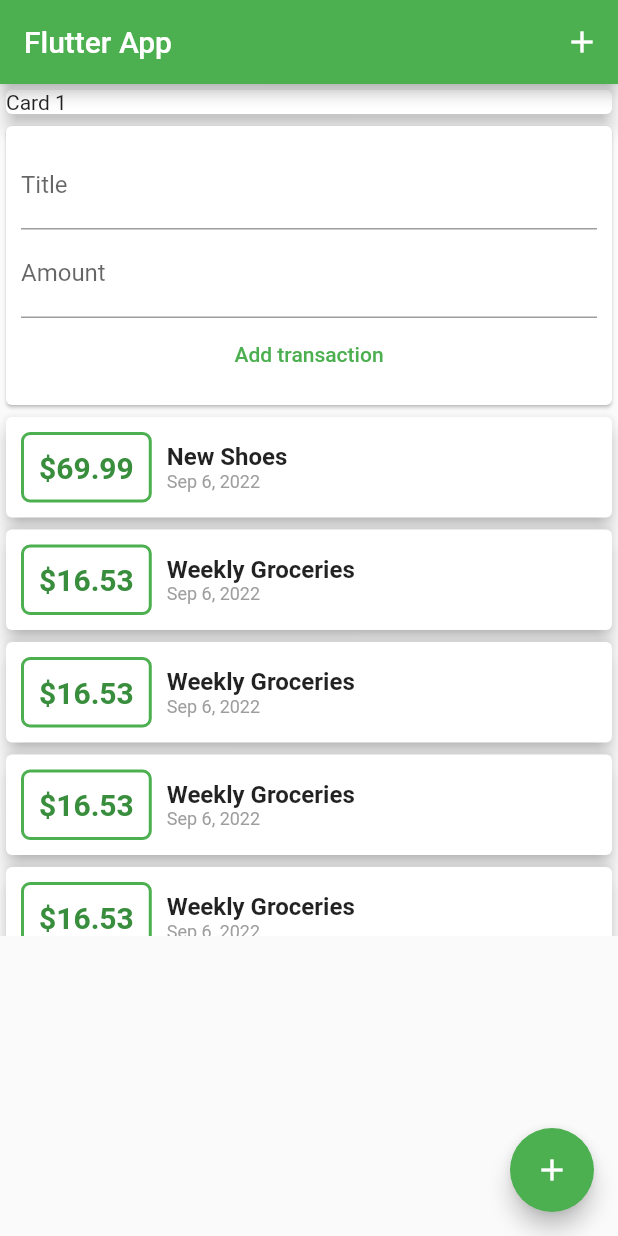
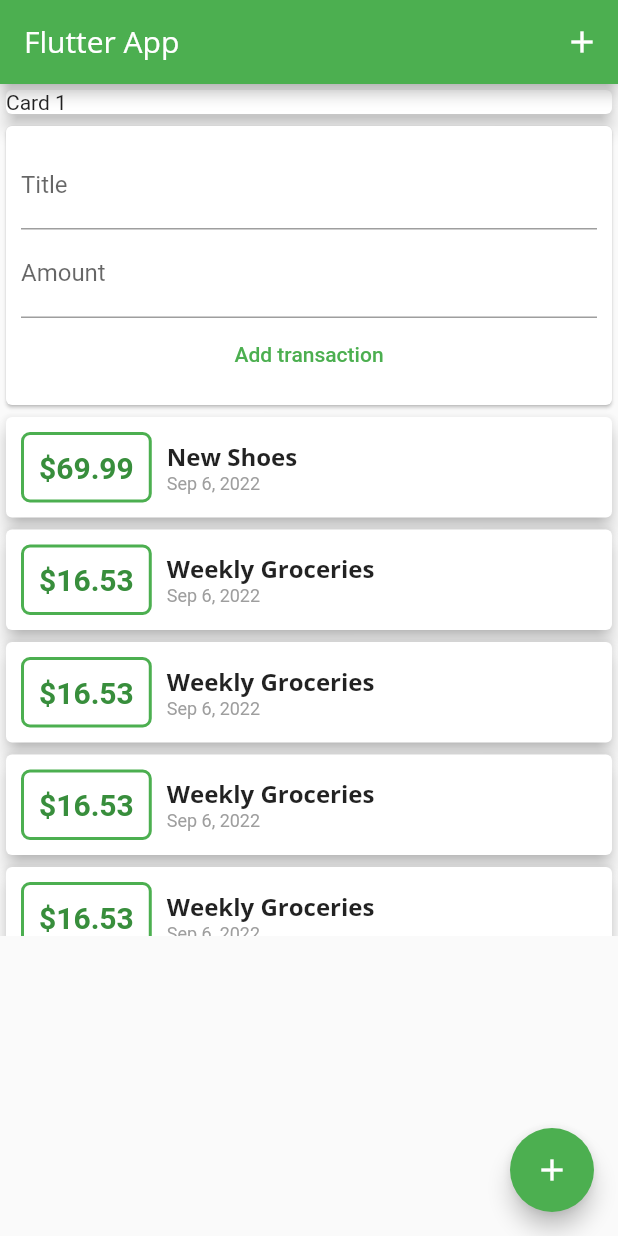
Before and after one commit to Matheus-IT/expenses_planner, a Flutter app: the screen it shows after launch, on a phone screen of 412 x 824 dp. Run offline on Flutter 3.47's test engine with Material 2 defaults, Android fonts, the phone set to English and light mode, and no system bars.

Commit message:
Using other fonts and themes

```diff
--- a/lib/app.dart
+++ b/lib/app.dart
@@ -9,7 +9,25 @@ class App extends StatelessWidget {
     return MaterialApp(
       title: 'Expenses planner',
       debugShowCheckedModeBanner: false,
-      theme: ThemeData(primarySwatch: Colors.green),
+      theme: ThemeData(
+        primarySwatch: Colors.green,
+        fontFamily: 'Quicksand',
+        textTheme: ThemeData.light().textTheme.copyWith(
+              headline6: const TextStyle(
+                fontFamily: 'OpenSans',
+                fontWeight: FontWeight.bold,
+                fontSize: 16,
+              ),
+            ),
+        appBarTheme: AppBarTheme(
+          textTheme: ThemeData.light().textTheme.copyWith(
+                headline6: const TextStyle(
+                  fontFamily: 'OpenSans',
+                  fontSize: 20,
+                ),
+              ),
+        ),
+      ),
       home: const HomePage(),
     );
   }
--- a/lib/components/transaction_item.dart
+++ b/lib/components/transaction_item.dart
@@ -39,10 +39,7 @@ class TransactionItem extends StatelessWidget {
           children: [
             Text(
               transactionModel.title,
-              style: const TextStyle(
-                fontWeight: FontWeight.bold,
-                fontSize: 16,
-              ),
+              style: Theme.of(context).textTheme.headline6,
             ),
             Text(
               DateFormat.yMMMd().format(transactionModel.date),
```
Also changed, not shown: pubspec.yaml (+11 -0 lines), assets/fonts/OpenSans-Bold.ttf (added), assets/fonts/OpenSans-Regular.ttf (added), assets/fonts/Quicksand-Bold.ttf (added), assets/fonts/Quicksand-Light.ttf (added), assets/fonts/Quicksand-Medium.ttf (added), assets/fonts/Quicksand-Regular.ttf (added).
